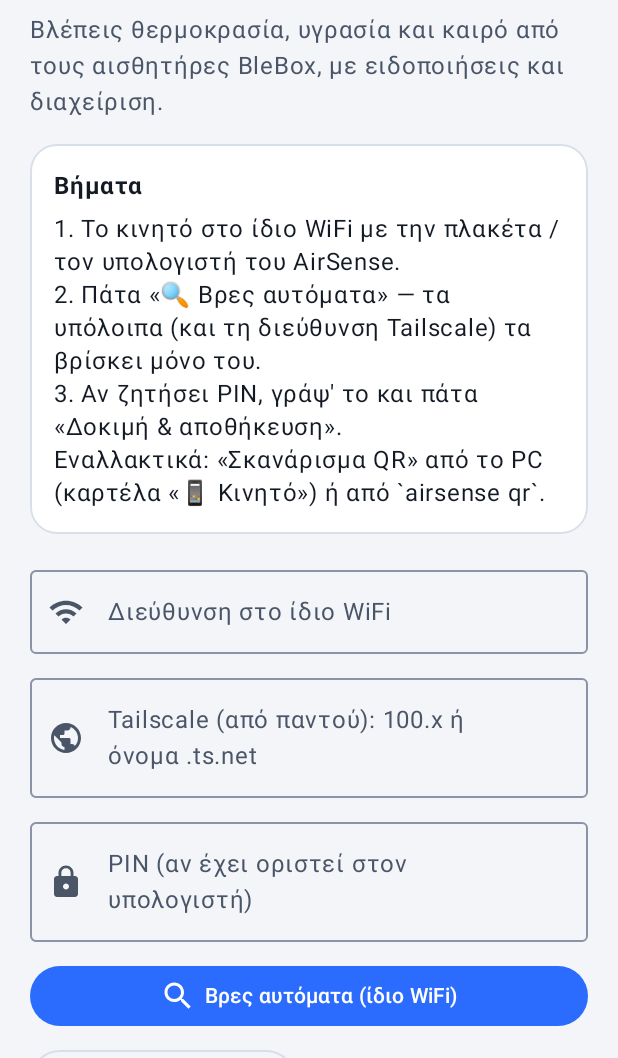
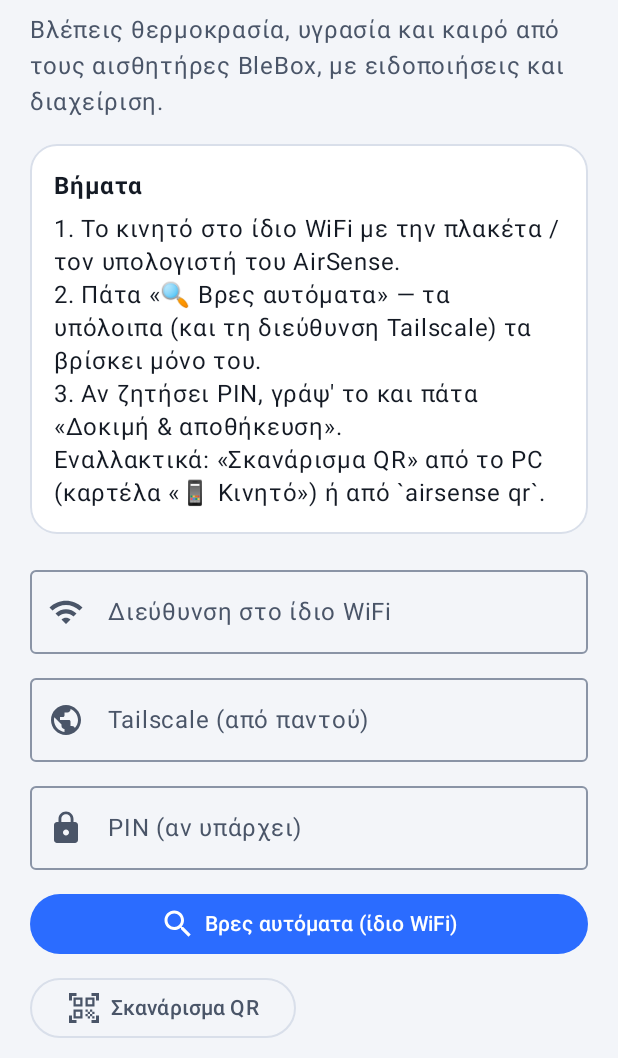
Before and after one commit to nikkpap/AirSense, an Android app built with Jetpack Compose: the screen it shows after launch (MainActivity), on a phone screen of 412 x 824 dp, the part 178-1236 px from its top. Run offline under Robolectric (Android 15) with nearby library versions, the phone set to English and light mode, and no system bars; libraries missing offline, so code that uses them is left out: com.google.mlkit.vision; 2 statements that could not run were skipped.

Commit message:
Android: card text colour, sensors before weather, shorter field labels
Co-Authored-By: Claude Opus 5.5 <noreply@anthropic.com>
Claude-Session: https://claude.ai/code/session_01XQ2geKdyRBE4hvp9Da3vYn

```diff
--- a/android/app/src/main/java/gr/nikkpap/airsense/ui/App.kt
+++ b/android/app/src/main/java/gr/nikkpap/airsense/ui/App.kt
@@ -212,7 +212,7 @@ fun SectionTitle(text: String) {
 fun HCard(modifier: Modifier = Modifier, content: @Composable ColumnScope.() -> Unit) {
     Card(
         modifier.fillMaxWidth(), shape = RoundedCornerShape(18.dp),
-        colors = CardDefaults.cardColors(containerColor = MaterialTheme.colorScheme.surfaceContainerHighest),
+        colors = CardDefaults.cardColors(containerColor = MaterialTheme.colorScheme.surfaceContainerHighest, contentColor = MaterialTheme.colorScheme.onSurface),
         border = BorderStroke(1.dp, MaterialTheme.colorScheme.outlineVariant)
     ) {
         Column(Modifier.padding(16.dp), content = content)
@@ -303,14 +303,14 @@ fun ConnectionForm(vm: MainViewModel, onConnected: () -> Unit = {}) {
     Spacer(Modifier.height(8.dp))
     OutlinedTextField(
         ts, { ts = it }, Modifier.fillMaxWidth(), singleLine = true,
-        label = { Text(tr("Tailscale (από παντού): 100.x ή όνομα .ts.net", "Tailscale (anywhere): 100.x or .ts.net name")) },
-        placeholder = { Text("airsense.tailXXXX.ts.net  ή / or  100.x.y.z") },
+        label = { Text(tr("Tailscale (από παντού)", "Tailscale (anywhere)")) },
+        placeholder = { Text("airsense.tailXXXX.ts.net · 100.x.y.z") },
         leadingIcon = { Icon(Icons.Filled.Public, null) }
     )
     Spacer(Modifier.height(8.dp))
     OutlinedTextField(
         pin, { pin = it }, Modifier.fillMaxWidth(), singleLine = true,
-        label = { Text(tr("PIN (αν έχει οριστεί στον υπολογιστή)", "PIN (if set on PC)")) },
+        label = { Text(tr("PIN (αν υπάρχει)", "PIN (if set)")) },
         visualTransformation = PasswordVisualTransformation(),
         keyboardOptions = KeyboardOptions(keyboardType = KeyboardType.NumberPassword),
         leadingIcon = { Icon(Icons.Filled.Lock, null) }
@@ -417,7 +417,6 @@ fun HomeScreen(vm: MainViewModel, ui: UiState, onOpenSettings: () -> Unit = {})
     PullToRefreshBox(isRefreshing = ui.refreshing, onRefresh = { vm.refreshNow() }, modifier = Modifier.fillMaxSize()) {
         ResponsiveGrid {
             if (ui.online == false) full("offline") { OfflineCard(vm, ui, onOpenSettings) }
-            ui.weather?.let { w -> if (w.enabled && w.current != null) item(key = "wx") { WeatherCard(w) } }
             if (st != null && st.devices.isEmpty()) {
                 full("empty") {
                     HCard {
@@ -438,6 +437,7 @@ fun HomeScreen(vm: MainViewModel, ui: UiState, onOpenSettings: () -> Unit = {})
             items(st?.devices ?: emptyList(), key = { it.id }) { d ->
                 DeviceCard(d, d.id == ui.selected && (st?.devices?.size ?: 0) > 1, en, ui.weather) { vm.select(d.id) }
             }
+            ui.weather?.let { w -> if (w.enabled && w.current != null) item(key = "wx") { WeatherCard(w) } }
             if (st != null && st.devices.isNotEmpty()) {
                 full("chart") { ChartCard(vm, ui) }
                 full("actions") {
@@ -464,7 +464,7 @@ fun OfflineCard(vm: MainViewModel, ui: UiState, onOpenSettings: () -> Unit) {
     val bad = BadC
     Card(
         Modifier.fillMaxWidth(), shape = RoundedCornerShape(18.dp),
-        colors = CardDefaults.cardColors(containerColor = bad.copy(alpha = 0.10f)),
+        colors = CardDefaults.cardColors(containerColor = bad.copy(alpha = 0.10f), contentColor = MaterialTheme.colorScheme.onSurface),
         border = BorderStroke(1.dp, bad.copy(alpha = 0.45f))
     ) {
         Column(Modifier.padding(16.dp)) {
@@ -582,7 +582,7 @@ private fun SmallStat(modifier: Modifier, label: String, value: String) {
 fun DeviceCard(d: Device, selected: Boolean, en: Boolean, w: Weather? = null, onClick: () -> Unit) {
     Card(
         Modifier.fillMaxWidth().clickable { onClick() }, shape = RoundedCornerShape(18.dp),
-        colors = CardDefaults.cardColors(containerColor = MaterialTheme.colorScheme.surfaceContainerHighest),
+        colors = CardDefaults.cardColors(containerColor = MaterialTheme.colorScheme.surfaceContainerHighest, contentColor = MaterialTheme.colorScheme.onSurface),
         border = BorderStroke(if (selected) 2.dp else 1.dp, if (selected) Brand else MaterialTheme.colorScheme.outlineVariant)
     ) {
         Column(Modifier.padding(16.dp)) {
```
